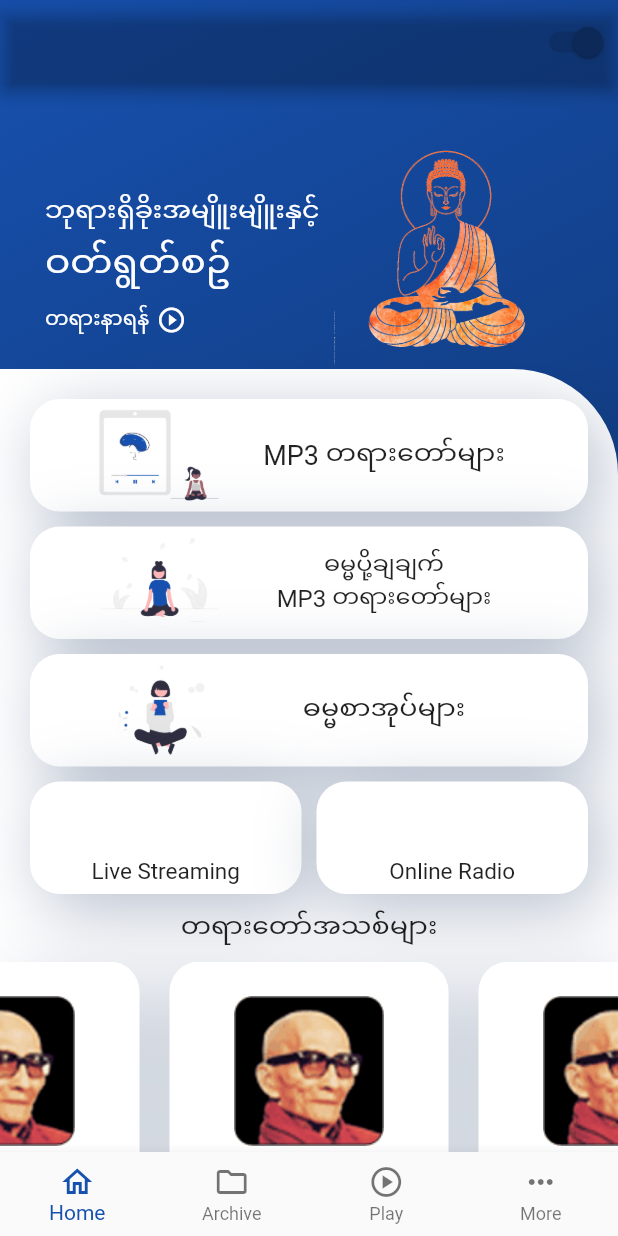
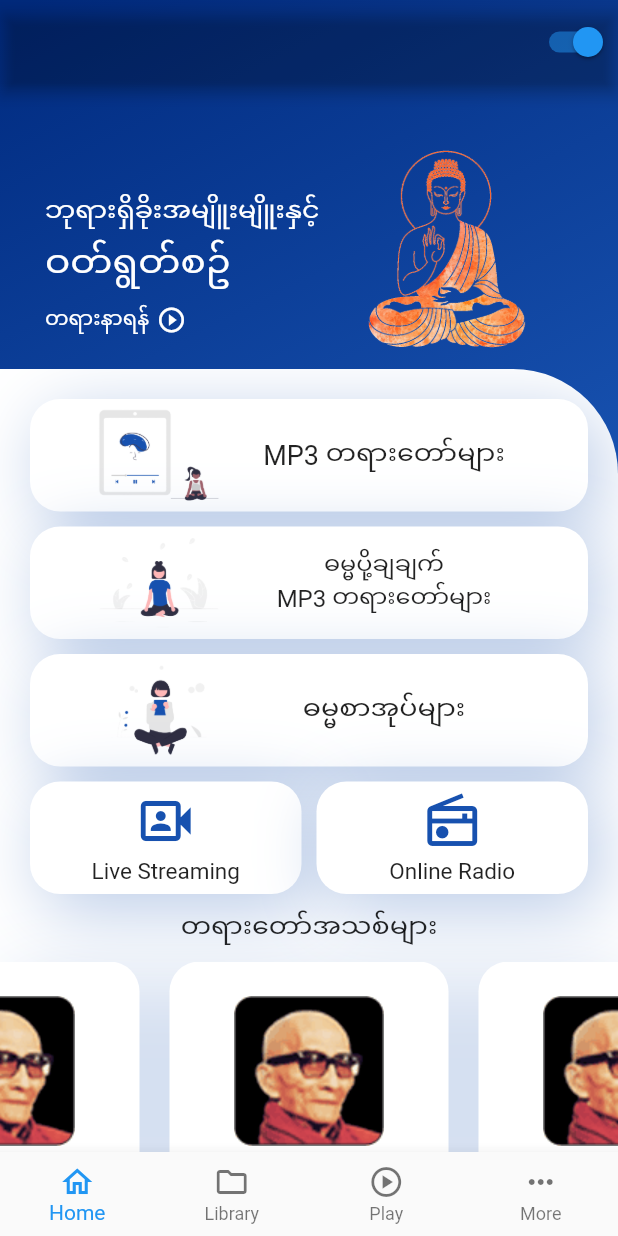
Before and after one commit to alexaung/musicplayer, a Flutter app: the screen it shows after launch, on a phone screen of 412 x 824 dp. Run offline on Flutter 3.47's test engine with Material 2 defaults, Android fonts, the phone set to English and light mode, and no system bars; drawn by our look-alikes of carousel_slider; our stand-ins replace flutter_bloc, shared_preferences.

Commit message:
update dart mode color

```diff
--- a/lib/settings/theme.dart
+++ b/lib/settings/theme.dart
@@ -6,79 +6,38 @@ final appThemeData = {
   AppTheme.light: ThemeData(
     brightness: Brightness.light,
     visualDensity: const VisualDensity(vertical: 0.5, horizontal: 0.5),
-    // primarySwatch: const MaterialColor(
-    //   0xFF1751AF,
-    //   <int, Color>{
-    //     50: Color(0x1a15499e), // 10%
-    //     100: Color(0xa112418c), // 20%
-    //     200: Color(0xaa10397a), // 30%
-    //     300: Color(0xaf0e3169), // 40%
-    //     400: Color(0x1a0c2958), // 50%
-    //     500: Color(0xa1092046), // 60%
-    //     600: Color(0xaa071834), // 70%
-    //     700: Color(0xff051023), // 80%
-    //     800: Color(0xaf020811), // 90%
-    //     900: Color(0xff000000) // 100%
-    //   },
-    // ),
     primaryColor: const Color(0xff1751af),
     primaryColorLight: const Color(0xff5b7de2),
     primaryColorDark: const Color(0xff002a7f),
     scaffoldBackgroundColor: const Color(0xffffffff),
-    colorScheme: const ColorScheme.light(
-      brightness: Brightness.light,
-      primary: Color(0xFF1751AF),
-      // primaryVariant: Color(0xFF12418c),
-      secondary: Color(0xFF0c2958),
-      // secondaryVariant: Color(0xFF051023),
-    ),
-    // primaryIconTheme: const IconThemeData(color: Color(0xff1751AF)),
+    primaryIconTheme: const IconThemeData(color: Color(0xff1751AF)),
     textTheme: const TextTheme(
       headline1: TextStyle(color: Colors.white, fontSize: 25),
       headline2: TextStyle(color: Colors.white, fontSize: 18),
       headline3: TextStyle(color: Colors.white, fontSize: 14),
       bodyText1: TextStyle(color: Colors.black),
     ),
+    appBarTheme: const AppBarTheme(
+      iconTheme: IconThemeData(color: Colors.white)
+    )
   ),
   AppTheme.dark: ThemeData(
     brightness: Brightness.dark,
     visualDensity: const VisualDensity(vertical: 0.5, horizontal: 0.5),
-    // primarySwatch: const MaterialColor(
-    //   0xFF1751AF,
-    //   <int, Color>{
-    //     50: Color(0x1a1a1a1a), // 10%
-    //     100: Color(0xa1333333), // 20%
-    //     200: Color(0xaa4d4d4d), // 30%
-    //     300: Color(0xaf666666), // 40%
-    //     400: Color(0x1a808080), // 50%
-    //     500: Color(0xa1999999), // 60%
-    //     600: Color(0xaab3b3b3), // 70%
-    //     700: Color(0xffcccccc), // 80%
-    //     800: Color(0xafe6e6e6), // 90%
-    //     900: Color(0xffffffff) // 100%
-    //   },
-    // ),
     primaryColor: const Color(0xff000000),
     primaryColorLight: const Color(0xff2c2c2c),
     primaryColorDark: const Color(0xff000000),
+
     scaffoldBackgroundColor: const Color(0xff2c2c2c),
-    colorScheme: const ColorScheme.dark(
-      brightness: Brightness.dark,
-      primary: Color(0xff000000),
-      // primaryVariant: Color(0xa1333333),
-      secondary: Color(0x1a808080),
-      // secondaryVariant: Color(0xffcccccc),
-    ),
-    // primaryIconTheme: const IconThemeData(color: Color(0xffffffff)),
+    primaryIconTheme: const IconThemeData(color: Color(0xffffffff)),
     textTheme: const TextTheme(
       headline1: TextStyle(color: Colors.white, fontSize: 25),
       headline2: TextStyle(color: Colors.white, fontSize: 18),
       headline3: TextStyle(color: Colors.white, fontSize: 14),
       bodyText1: TextStyle(color: Colors.white),
     ),
-    bottomNavigationBarTheme: const BottomNavigationBarThemeData(
-      selectedIconTheme: IconThemeData(color: Colors.white),
-      selectedLabelStyle: TextStyle(color: Colors.red),
+    appBarTheme: const AppBarTheme(
+      iconTheme: IconThemeData(color: Colors.white)
     )
   ),
 };
--- a/lib/ui/home/components/header.dart
+++ b/lib/ui/home/components/header.dart
@@ -59,7 +59,7 @@ class HeaderContainer extends StatelessWidget {
                     Icon(
                       Icons.play_circle_outline,
                       size: 20,
-                      color: Theme.of(context).primaryIconTheme.color,
+                      color: Theme.of(context).appBarTheme.iconTheme!.color,
                     ),
                   ],
                 )
--- a/lib/ui/home/components/menu.dart
+++ b/lib/ui/home/components/menu.dart
@@ -38,10 +38,8 @@ class MenuContainer extends StatelessWidget {
                         BoxShadow(
                           blurRadius: 40,
                           offset: const Offset(8, 10),
-                          color: Theme.of(context)
-                              .colorScheme
-                              .secondary
-                              .withOpacity(0.3),
+                          color:
+                              Theme.of(context).primaryColor.withOpacity(0.3),
                         ),
                       ],
                     ),
@@ -106,10 +104,8 @@ class MenuContainer extends StatelessWidget {
                         BoxShadow(
                           blurRadius: 40,
                           offset: const Offset(8, 10),
-                          color: Theme.of(context)
-                              .colorScheme
-                              .secondary
-                              .withOpacity(0.3),
+                          color:
+                              Theme.of(context).primaryColor.withOpacity(0.3),
                         ),
                       ],
                     ),
@@ -177,10 +173,8 @@ class MenuContainer extends StatelessWidget {
                         BoxShadow(
                           blurRadius: 40,
                           offset: const Offset(8, 10),
-                          color: Theme.of(context)
-                              .colorScheme
-                              .secondary
-                              .withOpacity(0.3),
+                          color:
+                              Theme.of(context).primaryColor.withOpacity(0.3),
                         ),
                       ],
                     ),
@@ -236,10 +230,7 @@ class MenuContainer extends StatelessWidget {
                       BoxShadow(
                         blurRadius: 40,
                         offset: const Offset(8, 10),
-                        color: Theme.of(context)
-                            .colorScheme
-                            .secondary
-                            .withOpacity(0.3),
+                        color: Theme.of(context).primaryColor.withOpacity(0.3),
                       ),
                     ],
                   ),
@@ -276,10 +267,7 @@ class MenuContainer extends StatelessWidget {
                       BoxShadow(
                         blurRadius: 40,
                         offset: const Offset(8, 10),
-                        color: Theme.of(context)
-                            .colorScheme
-                            .secondary
-                            .withOpacity(0.3),
+                        color: Theme.of(context).primaryColor.withOpacity(0.3),
                       ),
                     ],
                   ),
@@ -325,10 +313,7 @@ class MenuContainer extends StatelessWidget {
                   BoxShadow(
                     blurRadius: 40,
                     offset: const Offset(8, 10),
-                    color: Theme.of(context)
-                        .colorScheme
-                        .secondary
-                        .withOpacity(0.18),
+                    color: Theme.of(context).primaryColor.withOpacity(0.18),
                   ),
                 ],
               ),
--- a/lib/ui/home/components/monk_carousel.dart
+++ b/lib/ui/home/components/monk_carousel.dart
@@ -35,7 +35,15 @@ class MonkCarousel extends StatelessWidget {
               child: Column(
                 mainAxisAlignment: MainAxisAlignment.center,
                 children: [
-                  Image.asset("assets/images/3.png"),
+                  Container(
+                    width: 100,
+                    height: 100,
+                    decoration: BoxDecoration(
+                      borderRadius: BorderRadius.circular(10),
+                      image: const DecorationImage(image: AssetImage("assets/images/3.png"))
+                    ),
+                  ),
+                  // Image.asset("assets/images/3.png"),
                   const SizedBox(
                     height: 5,
                   ),
--- a/lib/ui/home/home_screen.dart
+++ b/lib/ui/home/home_screen.dart
@@ -41,10 +41,9 @@ class _HomeState extends State<HomeScreen> {
       decoration: BoxDecoration(
         gradient: LinearGradient(
           colors: [
-            Theme.of(context).colorScheme.primary,
-            //Theme.of(context).colorScheme.primaryVariant,
-            Theme.of(context).colorScheme.secondary,
-            // Theme.of(context).colorScheme.secondaryVariant,
+            Theme.of(context).primaryColorDark,
+            Theme.of(context).primaryColor,
+            Theme.of(context).primaryColorLight,
           ],
           begin: Alignment.topLeft,
           end: Alignment.bottomRight,
--- a/lib/widgets/bottom_navigation_bar.dart
+++ b/lib/widgets/bottom_navigation_bar.dart
@@ -19,7 +19,7 @@ class BottomNavigationBarWidget extends StatelessWidget {
         ),
         BottomNavigationBarItem(
           icon: Icon(Icons.folder_outlined),
-          label: 'Archive',
+          label: 'Library',
         ),
         BottomNavigationBarItem(
           icon: Icon(Icons.play_circle_outlined),
```
Also changed, not shown: assets/images/buddha.png.
